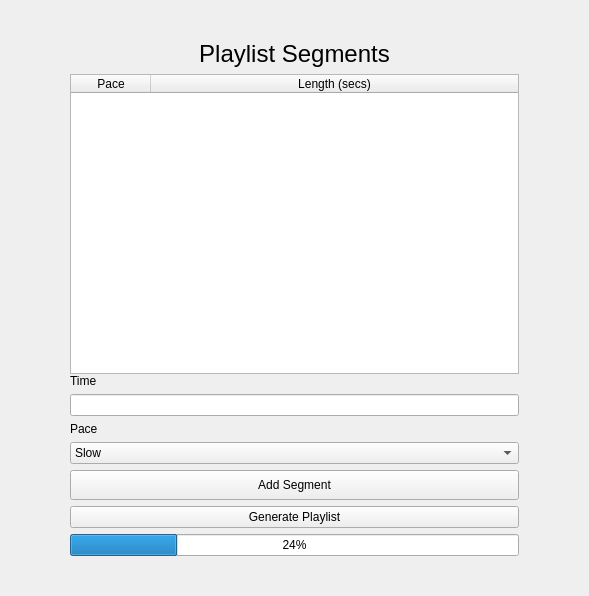
Old version of the form ptm/views/layout.ui in the repository james-gray/pace-the-music.
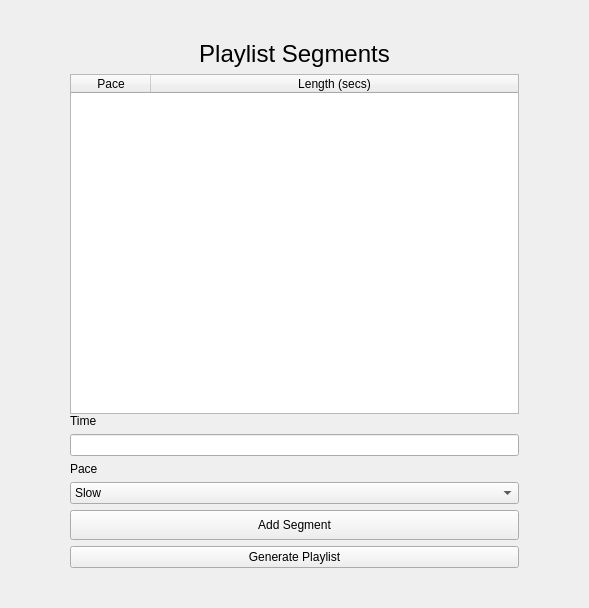
New version of the form.

Commit message: Changed layout of bottom widgets

```diff
--- a/ptm/views/layout.ui
+++ b/ptm/views/layout.ui
@@ -7,7 +7,7 @@
     <x>0</x>
     <y>0</y>
     <width>589</width>
-    <height>508</height>
+    <height>608</height>
    </rect>
   </property>
   <property name="windowTitle">
@@ -124,18 +124,25 @@
      </layout>
     </item>
     <item row="1" column="1">
-     <layout class="QGridLayout" name="inputLayout">
-      <item row="5" column="1">
-       <widget class="QPushButton" name="genButton">
+     <layout class="QVBoxLayout" name="verticalLayout">
+      <item>
+       <widget class="QLabel" name="timeLabel">
         <property name="text">
-         <string>Generate Playlist</string>
+         <string>Time</string>
         </property>
        </widget>
       </item>
-      <item row="1" column="1">
+      <item>
        <widget class="QLineEdit" name="timeInput"/>
       </item>
-      <item row="3" column="1">
+      <item>
+       <widget class="QLabel" name="paceLabel">
+        <property name="text">
+         <string>Pace</string>
+        </property>
+       </widget>
+      </item>
+      <item>
        <widget class="QComboBox" name="paceSelect">
         <item>
          <property name="text">
@@ -159,14 +166,7 @@
         </item>
        </widget>
       </item>
-      <item row="2" column="1">
-       <widget class="QLabel" name="paceLabel">
-        <property name="text">
-         <string>Pace</string>
-        </property>
-       </widget>
-      </item>
-      <item row="4" column="1">
+      <item>
        <widget class="QPushButton" name="addButton">
         <property name="enabled">
          <bool>true</bool>
@@ -188,17 +188,10 @@
         </property>
        </widget>
       </item>
-      <item row="0" column="1">
-       <widget class="QLabel" name="timeLabel">
+      <item>
+       <widget class="QPushButton" name="genButton">
         <property name="text">
-         <string>Time</string>
-        </property>
-       </widget>
-      </item>
-      <item row="6" column="1">
-       <widget class="QProgressBar" name="loadBar">
-        <property name="value">
-         <number>24</number>
+         <string>Generate Playlist</string>
         </property>
        </widget>
       </item>
```
The commit also changes 1 other file.
